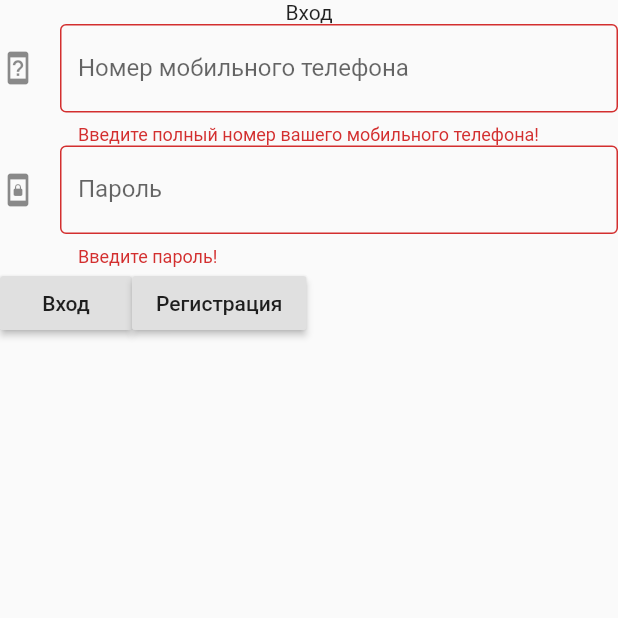
After one commit to Artem4444/DIPLOM, a Flutter app: the screen it shows after launch, after a tap on "Вход", on a phone screen of 412 x 824 dp, the top half of it. The commit adds this screen. Run offline on Flutter 3.47's test engine with Material 2 defaults, Android fonts, the phone set to English and light mode, and no system bars; our stand-ins replace geolocator, google_maps_flutter, shared_preferences.

Commit message:
add authorization screen

```diff
--- a/flutter_app/assets/fakeData/routes.json
+++ b/flutter_app/assets/fakeData/routes.json
@@ -13,7 +13,7 @@
         {
             "routenumber": "21",
             "startstation":"ЦГБ",
-            "endstation":"Перди"
+            "endstation":"Тюхиничи"
         }
     ]
 }
--- a/flutter_app/lib/Authorization/greatings.dart
+++ /dev/null
@@ -1,32 +0,0 @@
-import 'package:flutter/material.dart';
-import 'package:flutter_app/prefs_manager.dart';
-
-class Greatings extends StatefulWidget {
-  @override
-  GreatingsState createState() {
-    return GreatingsState("HEHEH");
-  }
-}
-
-class GreatingsState extends State<Greatings> {
-  final String _userName;
-
-  GreatingsState(this._userName);
-
-  @override
-  Widget build(BuildContext context) {
-    return
-    MaterialApp(
-        debugShowCheckedModeBanner: false,
-        home: Scaffold(
-            backgroundColor: Colors.white,
-            body:
-            SafeArea(child:
-             Container(
-                child: Center(
-                    child: new Column(children: [
-              new Text("Добро пожаловать! " + _userName,
-                  textScaleFactor: 3, textAlign: TextAlign.center)
-            ]))))));
-  }
-}
--- a/flutter_app/lib/Managers/navigation_manager.dart
+++ b/flutter_app/lib/Managers/navigation_manager.dart
@@ -1,5 +1,4 @@
 import 'package:flutter/material.dart';
-import 'package:flutter_app/prefs_manager.dart';
 
 class NavigationManager {
   static void push(BuildContext context, Widget to) {
@@ -8,4 +7,8 @@ class NavigationManager {
       MaterialPageRoute(builder: (context) => to),
     );
   }
+
+  static void pop(BuildContext context) {
+    Navigator.pop(context);
+  }
 }
--- /dev/null
+++ b/flutter_app/lib/Models/passanger.dart
@@ -0,0 +1,6 @@
+import 'package:flutter_app/Models/station.dart';
+
+class Passanger{
+  Station startStation;
+  Station endStation;
+}
--- /dev/null
+++ b/flutter_app/lib/Models/user.dart
@@ -0,0 +1,10 @@
+class User {
+  String name;
+  String mobileNumber;
+  String password;
+  User() {
+    name = "";
+    mobileNumber = "";
+    password = "";
+  }
+}
--- /dev/null
+++ b/flutter_app/lib/authorization.dart
@@ -0,0 +1,135 @@
+import 'dart:async';
+
+import 'package:flutter/material.dart';
+import 'package:flutter_app/Managers/navigation_manager.dart';
+import 'package:flutter_app/Managers/prefs_manager.dart';
+import 'package:flutter_app/Models/user.dart';
+import 'package:flutter_app/main_menu.dart';
+import 'package:flutter_app/route_menu.dart';
+
+class Authorization extends StatefulWidget {
+  @override
+  AuthorizationState createState() {
+    return AuthorizationState();
+  }
+}
+
+class AuthorizationState extends State {
+  final _formKey = GlobalKey<FormState>();
+  static Widget currentState;
+  User _user = new User();
+
+  void _getPrefs() async {
+    _user.name = await PrefsManager.getUserName();
+    if (_user.name == null || _user.name == "") {
+      setState(() {
+        currentState = _loginWidget();
+      });
+    } else {
+      _showGreatings();
+    }
+  }
+
+  void _showGreatings() {
+    setState(() {
+      currentState = _greatingsWidget();
+    });
+    Timer(Duration(seconds: 3), () {
+      print("TO MENU");
+      Navigator.of(context).push(MaterialPageRoute(
+          builder: (context) => MainMenu()));
+    });
+  }
+
+  void _sendUserLogin(User user) {
+    if (true) {
+      PrefsManager.setUserName("Artem");
+      _showGreatings();
+    }
+  }
+
+  @override
+  void initState() {
+    setState(() {
+      currentState = _loadWidget();
+    });
+    _getPrefs();
+  }
+
+  @override
+  Widget build(BuildContext context) {
+    return  Scaffold(body: SafeArea(child: currentState));
+  }
+
+  Widget _greatingsWidget() {
+    return Center(child: Text("Добро пожаловть ${_user.name}!"));
+  }
+
+  Widget _registrationWidget() {
+    return Container(child: Column(children: [Text("Регистрация")]));
+  }
+
+  Widget _loginWidget() {
+    return Container(
+        child: Column(children: [
+      Text("Вход"),
+      Form(
+          key: _formKey,
+          child: Column(children: [
+            TextFormField(
+              decoration: InputDecoration(
+                  border: OutlineInputBorder(),
+                  labelText: "Номер мобильного телефона",
+                  icon: Icon(Icons.device_unknown)),
+              validator: (value) {
+                if (value.isEmpty) {
+                  return 'Введите полный номер вашего мобильного телефона!';
+                }
+                _user.mobileNumber = value;
+                return null;
+              },
+            ),
+            TextFormField(
+              decoration: InputDecoration(
+                  border: OutlineInputBorder(),
+                  labelText: "Пароль",
+                  icon: Icon(Icons.screen_lock_portrait)),
+              validator: (value) {
+                if (value.isEmpty) {
+                  return 'Введите пароль!';
+                }
+                _user.password = value;
+                return null;
+              },
+            ),
+            Row(children: [
+              RaisedButton(
+                onPressed: () {
+                  if (_formKey.currentState.validate()) {
+                    _sendUserLogin(_user);
+                  }
+                },
+                child: Text('Вход'),
+              ),
+              RaisedButton(
+                onPressed: () {
+                  setState(() {
+                    currentState = _registrationWidget();
+                  });
+                },
+                child: Text('Регистрация'),
+              )
+            ])
+          ]))
+    ]));
+  }
+
+  Widget _loadWidget() {
+    return Center(
+        child: SizedBox(
+      width: 60,
+      height: 60,
+      child: CircularProgressIndicator(),
+    ));
+  }
+}
--- a/flutter_app/lib/main.dart
+++ b/flutter_app/lib/main.dart
@@ -1,6 +1,6 @@
 import 'package:flutter/material.dart';
-import 'package:flutter_app/main_menu.dart';
+import 'package:flutter_app/authorization.dart';
 
-void main(){
-   runApp(MainMenu());
+void main() {
+  runApp(MaterialApp(debugShowCheckedModeBanner: false, home: Authorization()));
 }
--- a/flutter_app/pubspec.yaml
+++ b/flutter_app/pubspec.yaml
@@ -41,6 +41,7 @@ flutter:
   assets:
     - assets/fakeData/routes.json
     - assets/fakeData/stations.json
+    - assets/images/driver_icon.png
   # The following line ensures that the Material Icons font is
   # included with your application, so that you can use the icons in
   # the material Icons class.
```
Also changed, not shown: flutter_app/lib/Authorization/login.dart (deleted, +0 -48 lines), flutter_app/lib/Managers/prefs_manager.dart (+19 -0 lines), flutter_app/lib/Models/station.dart (+9 -0 lines), flutter_app/lib/main_menu.dart (+6 -37 lines), flutter_app/lib/map_worker.dart (+16 -41 lines), flutter_app/lib/prefs_manager.dart (deleted, +0 -17 lines), flutter_app/lib/route_menu.dart (+10 -8 lines), flutter_app/lib/route_page.dart (deleted, +0 -110 lines), flutter_app/assets/images/car_icon.png (deleted), flutter_app/assets/images/driver_icon.png (added), flutter_app/lib/Models/route.dart (line endings or trailing spaces).
